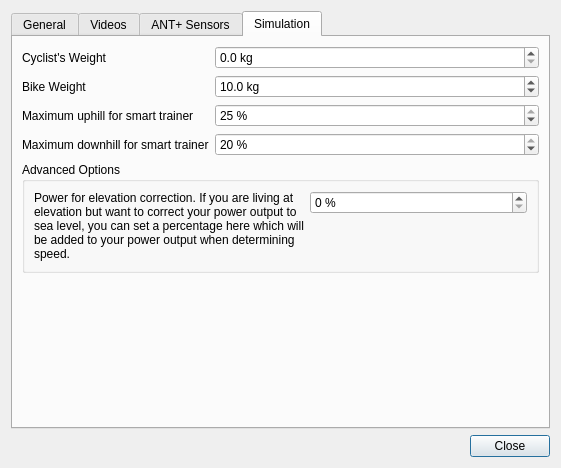
First picture: the form in mainlib/maingui/settingsdialog.ui, repository rsippl/big-ring, before the edit.
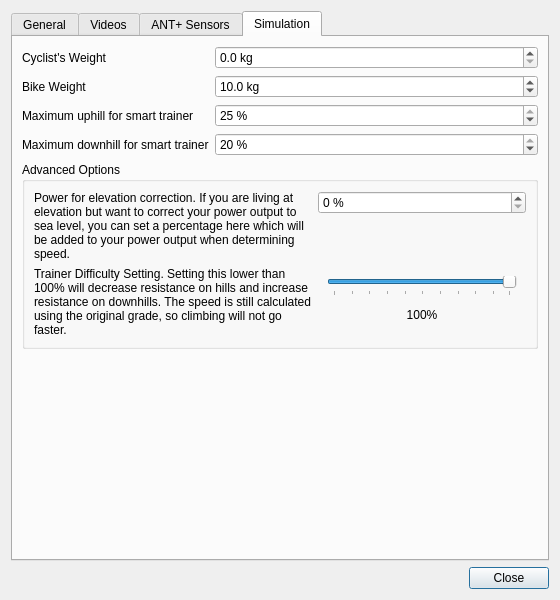
Second picture: the form after the edit. The open tabs and pages were chosen to show the change.

Commit message: Add a difficulty setting slider. Fixes #69.

```diff
--- a/mainlib/maingui/settingsdialog.ui
+++ b/mainlib/maingui/settingsdialog.ui
@@ -9,8 +9,8 @@
    <rect>
     <x>0</x>
     <y>0</y>
-    <width>561</width>
-    <height>468</height>
+    <width>560</width>
+    <height>600</height>
    </rect>
   </property>
   <property name="sizePolicy">
@@ -491,7 +491,7 @@
           <item row="0" column="1">
            <widget class="QSpinBox" name="powerForElevationCorrectionSpinBox">
             <property name="sizePolicy">
-             <sizepolicy hsizetype="Preferred" vsizetype="Fixed">
+             <sizepolicy hsizetype="Preferred" vsizetype="Maximum">
               <horstretch>0</horstretch>
               <verstretch>0</verstretch>
              </sizepolicy>
@@ -507,6 +507,51 @@
             </property>
            </widget>
           </item>
+          <item row="1" column="0">
+           <widget class="QLabel" name="label_15">
+            <property name="text">
+             <string>Trainer Difficulty Setting. Setting this lower than 100% will decrease resistance on hills and increase resistance on downhills. The speed is still calculated using the original grade, so climbing will not go faster.</string>
+            </property>
+            <property name="wordWrap">
+             <bool>true</bool>
+            </property>
+           </widget>
+          </item>
+          <item row="1" column="1">
+           <widget class="QWidget" name="widget_3" native="true">
+            <layout class="QVBoxLayout" name="verticalLayout_5">
+             <item>
+              <widget class="QSlider" name="difficultySettingSlider">
+               <property name="minimum">
+                <number>1</number>
+               </property>
+               <property name="maximum">
+                <number>100</number>
+               </property>
+               <property name="value">
+                <number>100</number>
+               </property>
+               <property name="orientation">
+                <enum>Qt::Horizontal</enum>
+               </property>
+               <property name="tickPosition">
+                <enum>QSlider::TicksBelow</enum>
+               </property>
+              </widget>
+             </item>
+             <item>
+              <widget class="QLabel" name="difficultySettingLabel">
+               <property name="text">
+                <string>100%</string>
+               </property>
+               <property name="alignment">
+                <set>Qt::AlignCenter</set>
+               </property>
+              </widget>
+             </item>
+            </layout>
+           </widget>
+          </item>
          </layout>
         </widget>
        </item>
```
Left out of the diff: 2 changed lines with no effect on the pictures. The commit also changes 6 other files.
